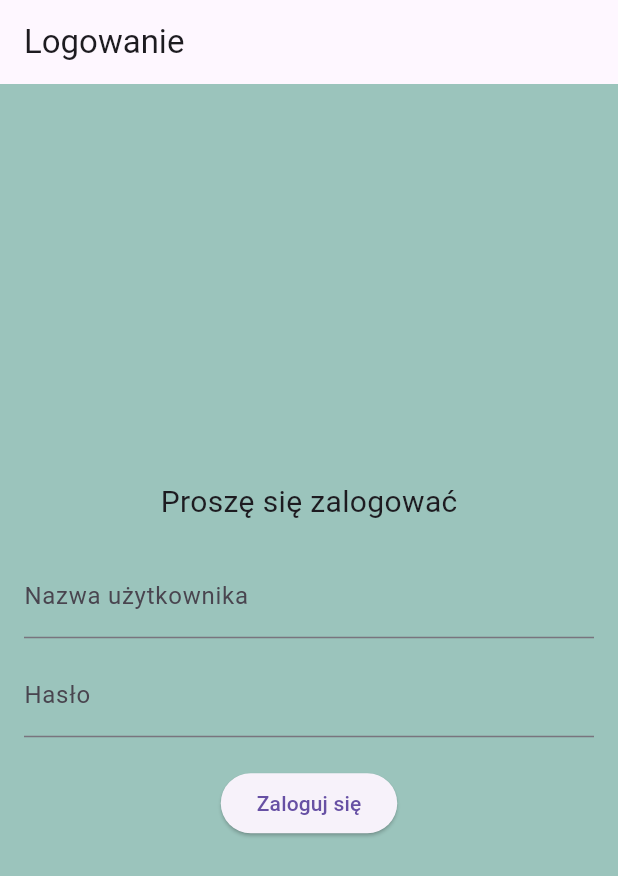
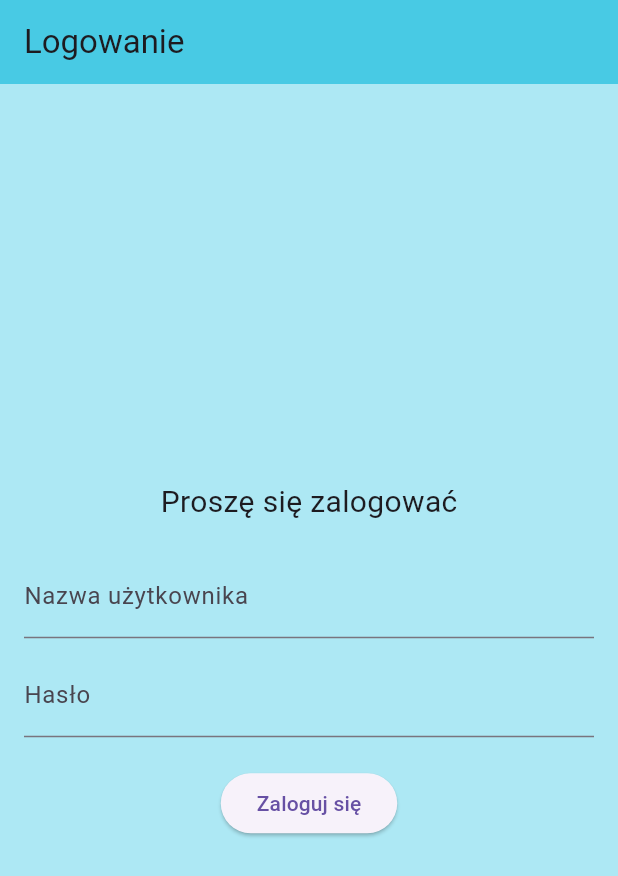
Before and after one commit to jkcoderdev/mariner-testing, a Flutter app: the screen it shows after launch, on a phone screen of 412 x 824 dp. Shown: the top 876 px of the screen. Run offline on Flutter 3.47's test engine with Material 3 defaults, Android fonts, the light colour scheme and no system bars; our stand-ins replace shared_preferences.

Commit message:
Changed light theme colors

```diff
--- a/lib/theme/colors.dart
+++ b/lib/theme/colors.dart
@@ -1,11 +1,11 @@
 import 'package:flutter/material.dart';
 
 const Map<String, Color> kThemeColorsLight = {
-  'primary': Color(0xFF8DDBE0),
-  'secondary': Color(0xFFD3FFE9),
+  'primary': Color(0xFF48CAE4),
+  'secondary': Color(0xFF0096C7),
   'textPrimary': Color(0xFF090909),
   'textSecondary': Color(0xFF4B5043),
-  'background': Color(0xFF9BC4BC)
+  'background': Color(0xFFADE8F4)
 };
 
 const Map<String, Color> kThemeColorsDark = {
--- a/lib/theme/theme.dart
+++ b/lib/theme/theme.dart
@@ -6,11 +6,17 @@ final darkColors = ThemeColors.dark;
 
 final ThemeData lightTheme = ThemeData(
   brightness: Brightness.light,
+  appBarTheme: AppBarTheme(
+    backgroundColor: lightColors['primary']
+  ),
   scaffoldBackgroundColor: lightColors['background']
 
 );
 
 final ThemeData darkTheme = ThemeData(
   brightness: Brightness.dark,
+  appBarTheme: AppBarTheme(
+    backgroundColor: darkColors['primary']
+  ),
   scaffoldBackgroundColor: darkColors['background']
 );
```
